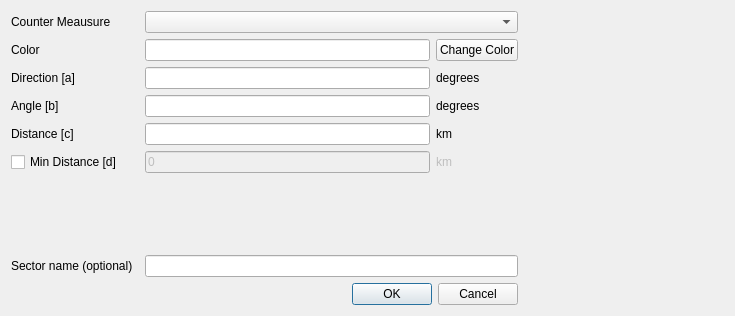
Old version of the form SectorPlot/sectorplot_sector_dialog_base.ui in the repository rduivenvoorde/sectorplot.
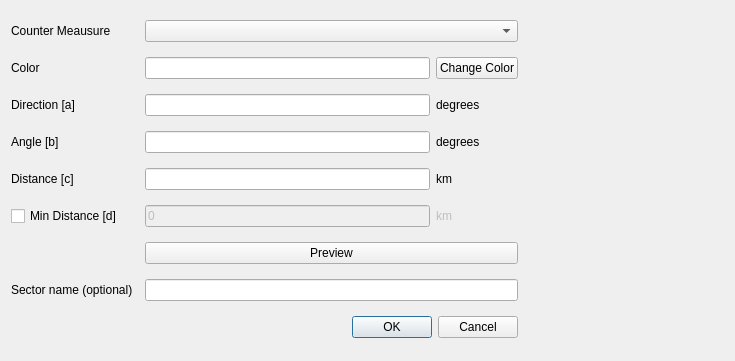
New version of the form. Icons and pictures are not drawn.

```diff
--- a/SectorPlot/sectorplot_sector_dialog_base.ui
+++ b/SectorPlot/sectorplot_sector_dialog_base.ui
@@ -10,7 +10,7 @@
     <x>0</x>
     <y>0</y>
     <width>735</width>
-    <height>316</height>
+    <height>361</height>
    </rect>
   </property>
   <property name="windowTitle">
@@ -191,6 +191,13 @@
      </property>
     </widget>
    </item>
+   <item row="6" column="2" colspan="2">
+    <widget class="QPushButton" name="btn_preview">
+     <property name="text">
+      <string>Preview</string>
+     </property>
+    </widget>
+   </item>
   </layout>
  </widget>
  <resources>
```
Left out of the diff: 38 changed lines with no effect on the pictures.
